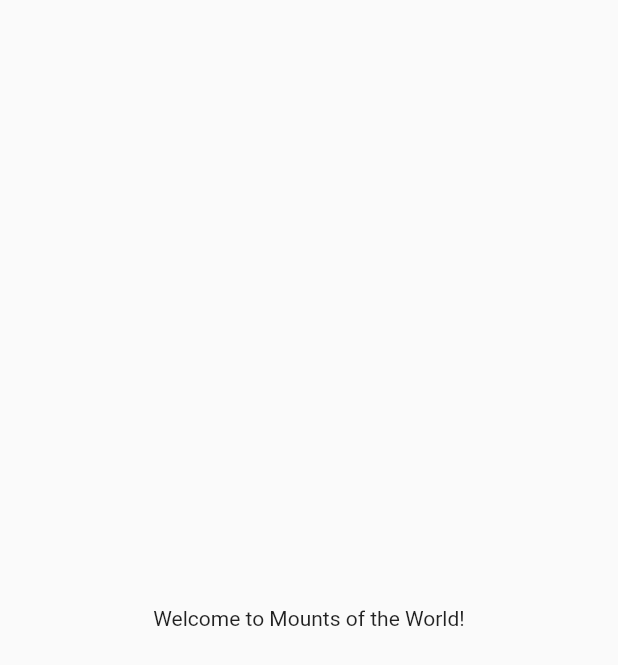
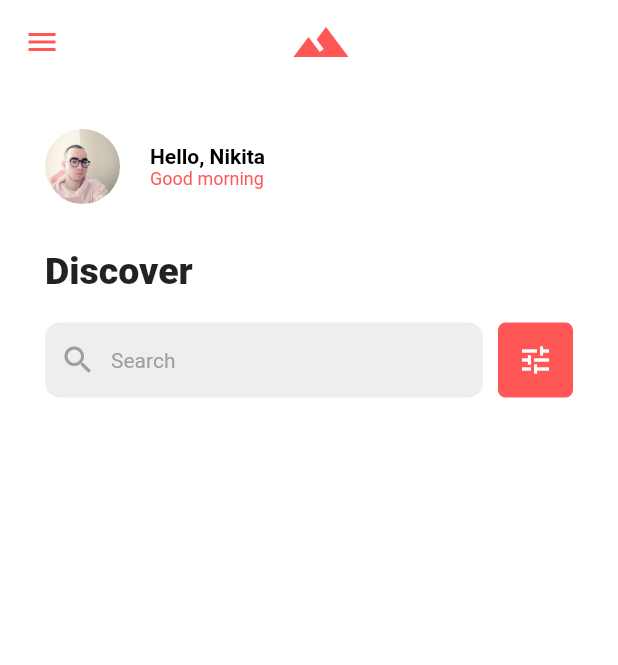
Before and after one commit to lyaskovskii/MountsApp, a Flutter app: the screen it shows after launch, on a phone screen of 412 x 824 dp. Shown: the top 665 px of the screen. Run offline on Flutter 3.47's test engine with Material 2 defaults, Android fonts, the phone set to English and light mode, and no system bars.

Commit message:
Implemented Header and Search components

```diff
--- /dev/null
+++ b/lib/components/custom_drawer.dart
@@ -0,0 +1,23 @@
+import 'package:flutter/material.dart';
+
+import '../utility/constants.dart';
+
+class CustomDrawer extends StatelessWidget {
+  const CustomDrawer({
+    Key? key,
+  }) : super(key: key);
+
+  @override
+  Widget build(BuildContext context) {
+    return Container(
+      padding: const EdgeInsets.all(30.0),
+      alignment: Alignment.bottomLeft,
+      color: mainColor,
+      child: const Icon(
+        Icons.terrain,
+        color: Colors.white,
+        size: 80.0,
+      ),
+    );
+  }
+}
--- /dev/null
+++ b/lib/components/header.dart
@@ -0,0 +1,47 @@
+import 'package:flutter/material.dart';
+import 'package:flutter_codelab_1/utility/constants.dart';
+
+class AppHeader extends StatelessWidget {
+  const AppHeader({Key? key}) : super(key: key);
+
+  @override
+  Widget build(BuildContext context) {
+    return Container(
+        padding: const EdgeInsets.only(top: 30.0, right: 30.0, left: 30.0),
+        child: Row(
+          children: [
+            ClipOval(
+              child: Image.asset(
+                'images/profile_picture.jpg',
+                width: 50.0,
+                height: 50.0,
+                fit: BoxFit.cover,
+              ),
+            ),
+            const SizedBox(
+              width: 20.0,
+              height: 20.0,
+            ),
+            Column(
+              crossAxisAlignment: CrossAxisAlignment.start,
+              children: const [
+                Text(
+                  'Hello, Nikita',
+                  style: TextStyle(
+                    color: Colors.black,
+                    fontWeight: FontWeight.bold,
+                  ),
+                ),
+                Text(
+                  'Good morning',
+                  style: TextStyle(
+                    fontSize: 12.0,
+                    color: mainColor,
+                  ),
+                ),
+              ],
+            ),
+          ],
+        ));
+  }
+}
--- /dev/null
+++ b/lib/components/search.dart
@@ -0,0 +1,61 @@
+import 'package:flutter/material.dart';
+
+import '../utility/constants.dart';
+
+class AppSearch extends StatelessWidget {
+  const AppSearch({Key? key}) : super(key: key);
+
+  @override
+  Widget build(BuildContext context) {
+    return Container(
+      padding: const EdgeInsets.all(30.0),
+      child: Column(
+        crossAxisAlignment: CrossAxisAlignment.start,
+        children: [
+          const Text(
+            'Discover',
+            style: TextStyle(
+              fontWeight: FontWeight.w900,
+              fontSize: 25.0,
+            ),
+          ),
+          const SizedBox(height: 20.0),
+          Row(
+            children: [
+              Expanded(
+                child: Container(
+                  height: 50.0,
+                  padding: const EdgeInsets.all(10.0),
+                  decoration: BoxDecoration(
+                    color: Colors.grey[200],
+                    borderRadius: BorderRadius.circular(10.0),
+                  ),
+                  child: Row(
+                    children: const [
+                      Icon(Icons.search, color: Colors.grey),
+                      SizedBox(width: 10),
+                      Text('Search', style: TextStyle(color: Colors.grey))
+                    ],
+                  ),
+                ),
+              ),
+              Container(
+                height: 50,
+                width: 50,
+                margin: const EdgeInsets.only(left: 10),
+                decoration: BoxDecoration(
+                  color: mainColor,
+                  borderRadius: BorderRadius.circular(5),
+                ),
+                child: const Icon(
+                  Icons.tune,
+                  color: Colors.white,
+                ),
+              ),
+            ],
+          ),
+        ],
+      ),
+    );
+  }
+}
--- a/lib/main.dart
+++ b/lib/main.dart
@@ -1,9 +1,10 @@
 import 'package:flutter/material.dart';
+import 'package:flutter_codelab_1/screens/landing_page.dart';
 import 'package:flutter_codelab_1/screens/loading_screen.dart';
 
 void main() {
   runApp(const MaterialApp(
     debugShowCheckedModeBanner: false,
-    home: SplashPage(),
+    home: MountsApp(), //SplashPage(),
   ));
 }
--- a/lib/screens/landing_page.dart
+++ b/lib/screens/landing_page.dart
@@ -1,13 +1,44 @@
 import 'package:flutter/material.dart';
+import 'package:flutter_codelab_1/main.dart';
+import 'package:flutter_codelab_1/utility/constants.dart';
+
+import '../components/custom_drawer.dart';
+import '../components/header.dart';
+import '../components/search.dart';
 
 class MountsApp extends StatelessWidget {
   const MountsApp({Key? key}) : super(key: key);
 
   @override
   Widget build(BuildContext context) {
-    return const Scaffold(
-      body: Center(
-        child: Text('Welcome to Mounts of the World!'),
+    return Scaffold(
+      backgroundColor: Colors.white,
+      appBar: AppBar(
+        actions: const [
+          SizedBox(
+            width: 40.0,
+            height: 40.0,
+          )
+        ],
+        elevation: 0,
+        backgroundColor: Colors.transparent,
+        iconTheme: const IconThemeData(color: mainColor),
+        title: const Center(
+          child: Icon(
+            Icons.terrain,
+            size: 40.0,
+          ),
+        ),
+      ),
+      drawer: const Drawer(
+        child: CustomDrawer(),
+      ),
+      body: Column(
+        crossAxisAlignment: CrossAxisAlignment.start,
+        children: const [
+          AppHeader(),
+          AppSearch(),
+        ],
       ),
     );
   }
--- a/lib/screens/loading_screen.dart
+++ b/lib/screens/loading_screen.dart
@@ -13,7 +13,7 @@ class SplashPage extends StatelessWidget {
         () => {
               Navigator.of(context).push(
                 MaterialPageRoute(
-                  builder: (context) => const MountsApp(),
+                  builder: (context) => MountsApp(),
                 ),
               )
             });
```
Also changed, not shown: pubspec.yaml (+3 -65 lines), images/profile_picture.jpg (added), 1 other file.
